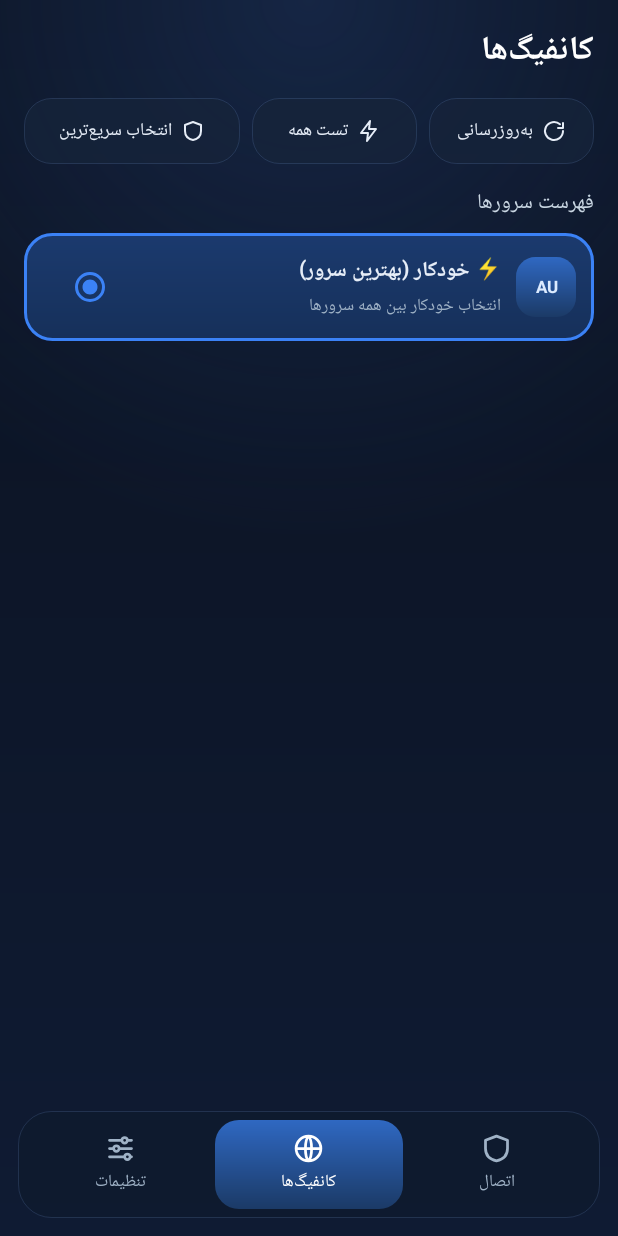
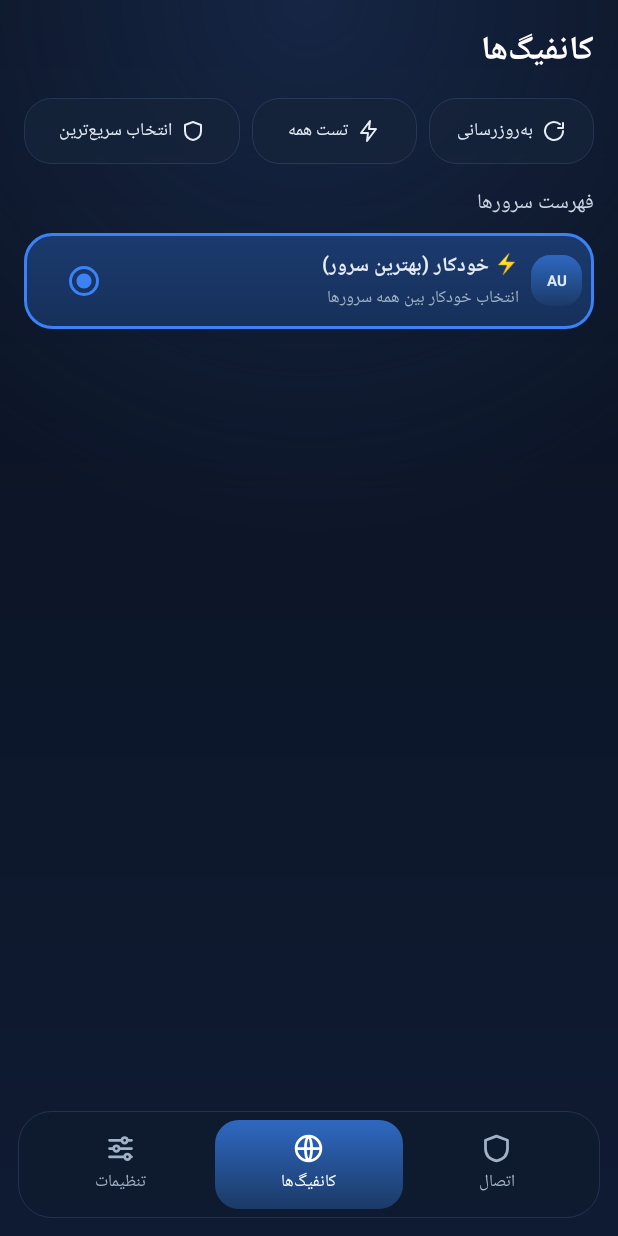
Before and after one commit to ali72mp1400/RSMH, an Android app: the screen it shows after launch (MainActivity), after a tap on "کانفیگ‌ها", on a phone screen of 412 x 824 dp. Run offline under Robolectric (Android 15) with nearby library versions, the phone set to English and light mode, and no system bars; 2 statements that could not run were skipped.

Commit message:
Update item_server.xml

```diff
--- a/app/src/main/res/layout/item_server.xml
+++ b/app/src/main/res/layout/item_server.xml
@@ -3,20 +3,20 @@
     android:id="@+id/row"
     android:layout_width="match_parent"
     android:layout_height="wrap_content"
-    android:layout_marginBottom="8dp"
+    android:layout_marginBottom="6dp"
     android:gravity="center_vertical"
     android:layoutDirection="rtl"
     android:orientation="horizontal"
-    android:padding="12dp">
+    android:padding="8dp">
 
     <TextView
         android:id="@+id/tvBadge"
-        android:layout_width="40dp"
-        android:layout_height="40dp"
+        android:layout_width="34dp"
+        android:layout_height="34dp"
         android:gravity="center"
         android:textColor="#DCEBFF"
         android:textDirection="ltr"
-        android:textSize="11sp"
+        android:textSize="10sp"
         android:textStyle="bold" />
 
     <LinearLayout
@@ -24,8 +24,8 @@
         android:layout_height="wrap_content"
         android:layout_weight="1"
         android:orientation="vertical"
-        android:paddingStart="10dp"
-        android:paddingEnd="8dp">
+        android:paddingStart="8dp"
+        android:paddingEnd="6dp">
 
         <TextView
             android:id="@+id/tvName"
@@ -34,14 +34,13 @@
             android:ellipsize="end"
             android:maxLines="1"
             android:textColor="#E6EDF7"
-            android:textSize="14sp"
+            android:textSize="13sp"
             android:textStyle="bold" />
 
         <TextView
             android:id="@+id/tvInfo"
             android:layout_width="match_parent"
             android:layout_height="wrap_content"
-            android:layout_marginTop="2dp"
             android:ellipsize="end"
             android:maxLines="1"
             android:textColor="#9FB2C6"
```
